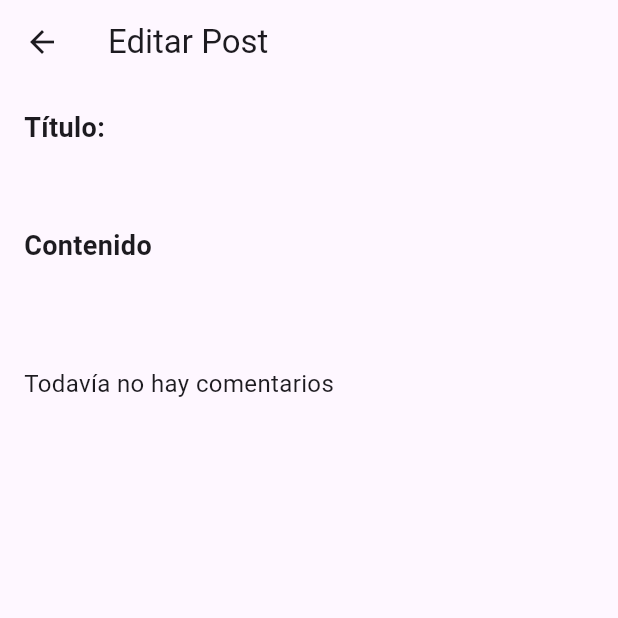
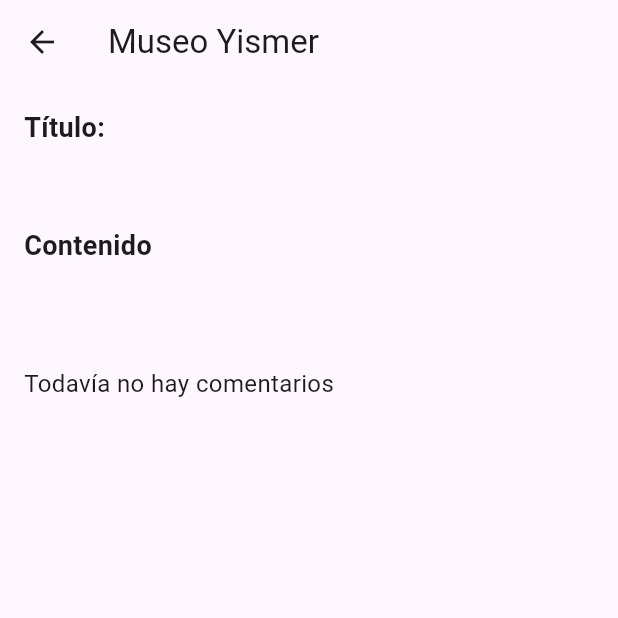
Before and after one commit to CharLyModZz288/trabajoFinal, a Flutter app: the EditarPost screen opened by its route, on a phone screen of 412 x 824 dp, the top half of it. Run offline on Flutter 3.47's test engine with Material 3 defaults, Android fonts, the phone set to English and light mode, and no system bars; our stand-ins replace cloud_firestore, firebase_auth, firebase_core, firebase_storage, geolocator, google_maps_flutter and 2 more; accounts and stored records are empty; statements that could not run were skipped.

Commit message:
Cambios generales

```diff
--- a/lib/Home/EditarPost.dart
+++ b/lib/Home/EditarPost.dart
@@ -41,7 +41,7 @@ class _EditarPostState extends State<EditarPost> {
   Widget build(BuildContext context) {
     return Scaffold(
       appBar: AppBar(
-        title: Text("Editar Post"),
+        title: Text("Museo Yismer"),
       ),
       body: Padding(
         padding: const EdgeInsets.all(16.0),
```
Also changed, not shown: lib/CustomViews/CustomGredCellView.dart (+14 -10 lines).
